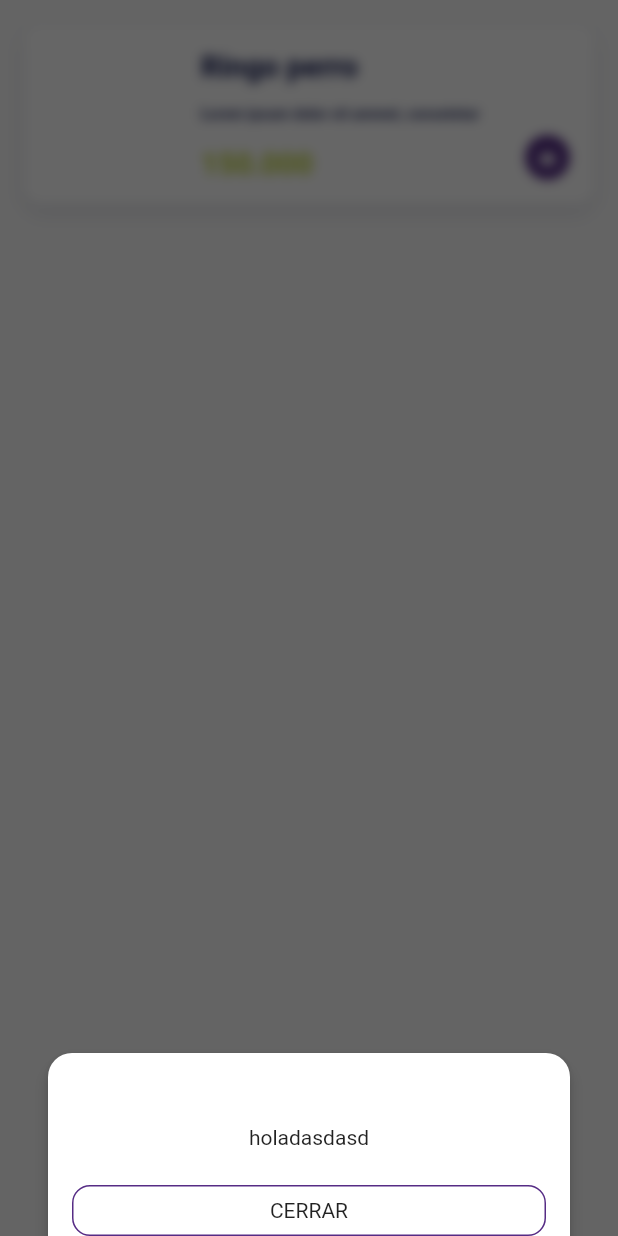
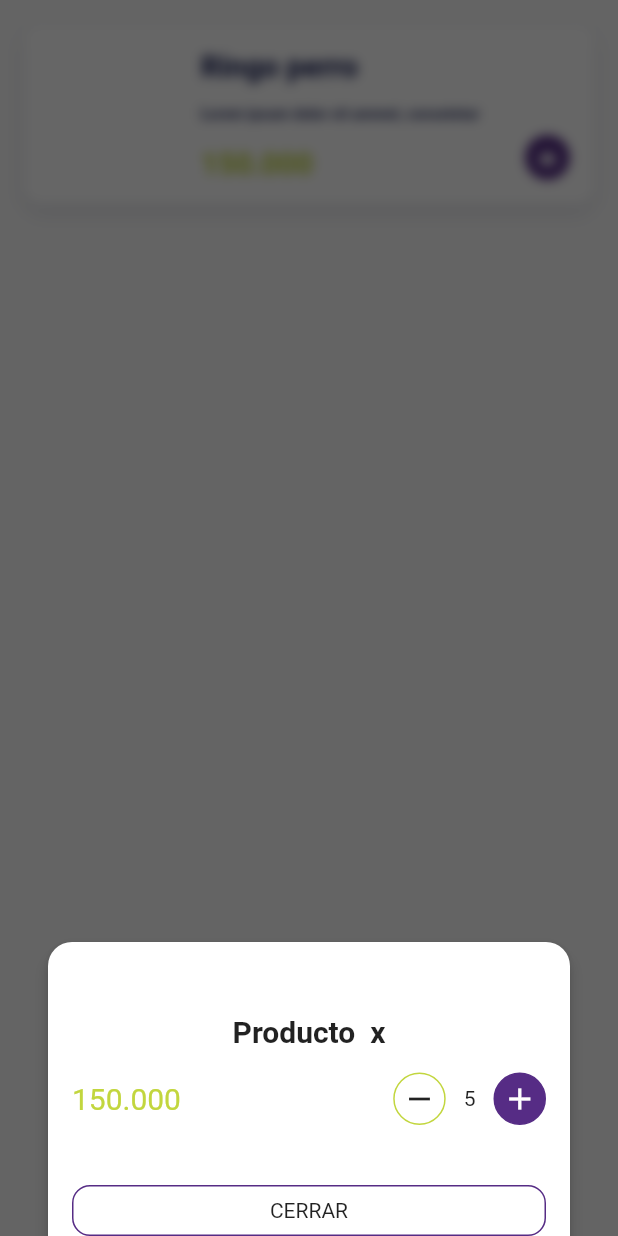
Before and after one commit to jdpadillaac/shopping_cart, a Flutter app: the _ProductItem widget shown alone on an empty page, opened directly, after a tap on the "shopping basket" icon, on a phone screen of 412 x 824 dp. Run offline on Flutter 3.47's test engine with Material 2 defaults, Android fonts, the phone set to English and light mode, and no system bars; our stand-ins replace bloc, equatable, flutter_bloc; network calls fail.

```diff
--- /dev/null
+++ b/lib/domain/models/product_cart.dart
@@ -0,0 +1,17 @@
+class ProductCart {
+  const ProductCart({
+    required this.id,
+    required this.quantity,
+    required this.name,
+    required this.image,
+    required this.price,
+    required this.sku,
+  });
+
+  final String id;
+  final String name;
+  final String sku;
+  final String image;
+  final String price;
+  final int quantity;
+}
--- a/lib/domain/services/products_service.dart
+++ b/lib/domain/services/products_service.dart
@@ -1,4 +1,6 @@
+
+import 'package:shopping_cart/domain/models/product.dart';
 
 abstract class ProductService {
-
+  Future<List<Product>> getList();
 }
--- a/lib/ui/bloc/home/home_bloc.dart
+++ b/lib/ui/bloc/home/home_bloc.dart
@@ -1,13 +1,16 @@
 import 'dart:async';
 
 import 'package:bloc/bloc.dart';
+import 'package:equatable/equatable.dart';
 import 'package:meta/meta.dart';
+import 'package:shopping_cart/domain/models/product.dart';
 
 part 'home_event.dart';
 part 'home_state.dart';
 
 class HomeBloc extends Bloc<HomeEvent, HomeState> {
   HomeBloc() : super(HomeInitial());
+
 
   @override
   Stream<HomeState> mapEventToState(
--- a/lib/ui/bloc/home/home_event.dart
+++ b/lib/ui/bloc/home/home_event.dart
@@ -1,4 +1,5 @@
 part of 'home_bloc.dart';
 
 @immutable
-abstract class HomeEvent {}
+abstract class HomeEvent extends Equatable {
+}
--- a/lib/ui/bloc/shpping_cart/shopping_cart_event.dart
+++ b/lib/ui/bloc/shpping_cart/shopping_cart_event.dart
@@ -1,4 +1,22 @@
 part of 'shopping_cart_bloc.dart';
 
 @immutable
-abstract class ShoppingCartEvent {}
+abstract class ShoppingCartEvent extends Equatable {}
+
+class GetProducts extends ShoppingCartEvent {
+  @override
+  List<Object?> get props => [];
+}
+
+class AddProduct extends ShoppingCartEvent {
+  AddProduct({
+    required this.product,
+    required this.quantity,
+  });
+
+  final Product product;
+  final int quantity;
+
+  @override
+  List<Object?> get props => [product, quantity];
+}
--- a/lib/ui/bloc/shpping_cart/shopping_cart_state.dart
+++ b/lib/ui/bloc/shpping_cart/shopping_cart_state.dart
@@ -1,6 +1,20 @@
 part of 'shopping_cart_bloc.dart';
 
 @immutable
-abstract class ShoppingCartState {}
+abstract class ShoppingCartState extends Equatable {}
 
-class ShoppingCartInitial extends ShoppingCartState {}
+class ShoppingCartInitial extends ShoppingCartState {
+  @override
+  List<Object?> get props => [];
+}
+
+class ProductAdded extends ShoppingCartState {
+  ProductAdded({
+    required this.products,
+  });
+
+  final List<ProductCart> products;
+
+  @override
+  List<Object?> get props => [products];
+}
--- a/lib/ui/contants/colors.dart
+++ b/lib/ui/contants/colors.dart
@@ -1,6 +1,8 @@
 import 'package:flutter/material.dart';
 
 class AppColors {
+
+  AppColors._();
   static const gray = Color.fromRGBO(246, 248, 250, 1);
   static const primary = Color.fromRGBO(86, 44, 133, 1);
   static const accent = Color.fromRGBO(4, 12, 73, 1);
--- a/lib/ui/pages/home/widgets/product.dart
+++ b/lib/ui/pages/home/widgets/product.dart
@@ -65,17 +65,62 @@ class _ProductItem extends StatelessWidget {
             children: [
               InkWell(
                 onTap: () {
-                  AppOverlay(context).showOverlay(children: [
-                    Text('holadasdasd')
-                  ]);
+                  AppOverlay(context).showOverlay(
+                    children: [
+                      Text(
+                        'Producto  x',
+                        style: TextStyle(
+                            fontSize: 20, fontWeight: FontWeight.w700),
+                      ),
+                      Container(
+                        margin: EdgeInsets.all(AppSpacing.md),
+                        child: Row(
+                          mainAxisAlignment: MainAxisAlignment.spaceBetween,
+                          children: [
+                            Text(
+                              "150.000",
+                              style: TextStyle(
+                                color: AppColors.green,
+                                fontSize: 20,
+                              ),
+                            ),
+                            Container(
+                              child: Row(
+                                children: [
+                                  _DotButton(
+                                    onPressed: () {},
+                                    icon: Icon(Icons.remove),
+                                  ),
+                                  SizedBox(
+                                    width: AppSpacing.sl,
+                                  ),
+                                  Text('5'),
+                                  SizedBox(
+                                    width: AppSpacing.sl,
+                                  ),
+                                  _DotButton(
+                                    onPressed: () {},
+                                    icon: Icon(
+                                      Icons.add,
+                                      color: Colors.white,
+                                    ),
+                                    isPrimary: true,
+                                  ),
+                                ],
+                              ),
+                            ),
+                          ],
+                        ),
+                      ),
+                    ],
+                  );
                 },
                 child: Container(
                   height: 30,
                   width: 30,
                   decoration: BoxDecoration(
-                    borderRadius: BorderRadius.circular(50),
-                    color: AppColors.primary
-                  ),
+                      borderRadius: BorderRadius.circular(50),
+                      color: AppColors.primary),
                   child: Icon(
                     Icons.shopping_basket,
                     size: AppSpacing.sl,
@@ -90,3 +135,38 @@ class _ProductItem extends StatelessWidget {
     );
   }
 }
+
+class _DotButton extends StatelessWidget {
+  const _DotButton({
+    Key? key,
+    required this.onPressed,
+    this.isPrimary = false,
+    required this.icon,
+  }) : super(key: key);
+
+  final VoidCallback onPressed;
+  final bool isPrimary;
+  final Icon icon;
+
+  @override
+  Widget build(BuildContext context) {
+    final primaryColor = isPrimary ? AppColors.primary : null;
+    final borderColor = isPrimary ? AppColors.primary : AppColors.green;
+
+    return InkWell(
+      onTap: onPressed,
+      child: Container(
+        width: 35,
+        height: 35,
+        decoration: BoxDecoration(
+          color: primaryColor,
+          borderRadius: BorderRadius.circular(50),
+          border: Border.all(
+            color: borderColor,
+          ),
+        ),
+        child: Center(child: icon),
+      ),
+    );
+  }
+}
```
Also changed, not shown: lib/domain/models/product.dart (added, +17 -0 lines), lib/main.dart (+7 -1 lines), lib/services/firebase/products.dart (added, +62 -0 lines), lib/ui/bloc/shpping_cart/shopping_cart_bloc.dart (+30 -0 lines).
